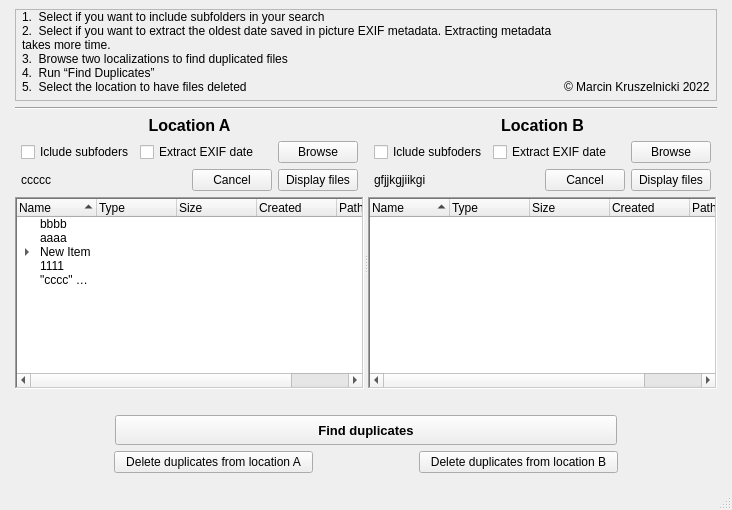
Zwornik/2202_File_manag, file GUI.ui: the form before one commit.
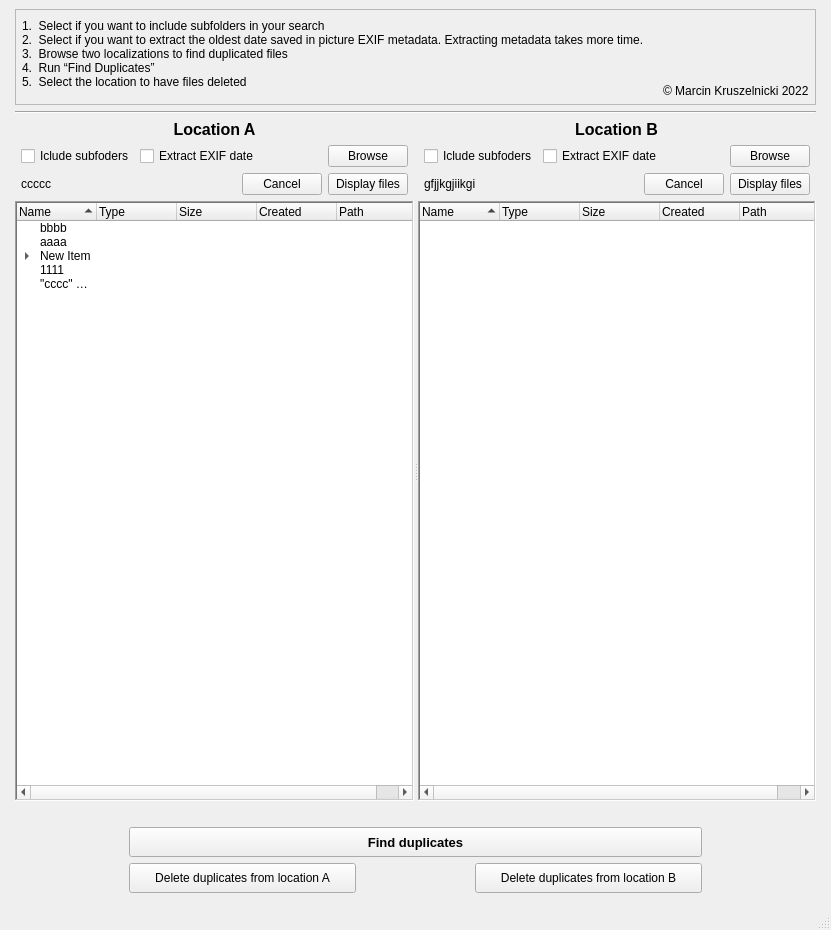
The form after the commit.

Commit message: Warning dialog connected

Diff of the .ui file:
```diff
--- a/GUI.ui
+++ b/GUI.ui
@@ -5,6 +5,14 @@
   <property name="enabled">
    <bool>true</bool>
   </property>
+  <property name="geometry">
+   <rect>
+    <x>0</x>
+    <y>0</y>
+    <width>831</width>
+    <height>930</height>
+   </rect>
+  </property>
   <property name="sizePolicy">
    <sizepolicy hsizetype="Expanding" vsizetype="Expanding">
     <horstretch>0</horstretch>
```
The commit also changes 2 other files.
